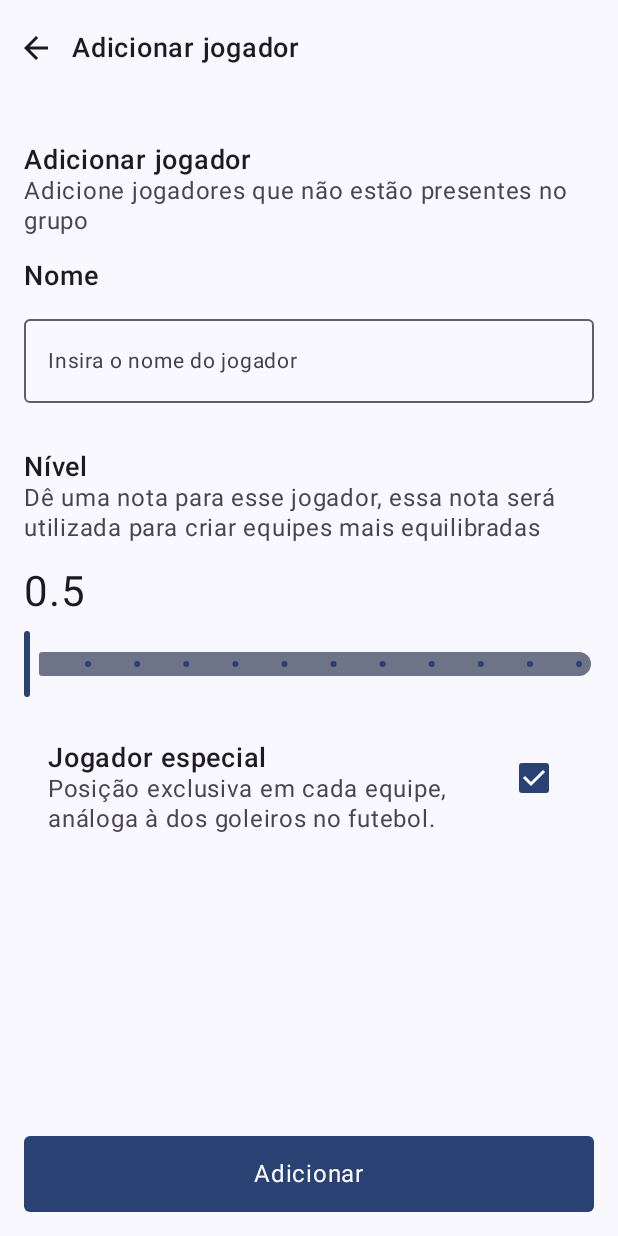
After one commit to andreesperanca/camisa_nove, an Android app built with Jetpack Compose: the composable AddPlayerScreen shown on its own in the app's theme, on a phone screen of 412 x 824 dp. The commit adds this screen. Run offline under Robolectric (Android 15) with nearby library versions, the phone set to English and light mode, and no system bars; libraries missing offline, so code that uses them is left out: com.example.compose; 6 statements that could not run were skipped.

```diff
--- a/app/src/main/AndroidManifest.xml
+++ b/app/src/main/AndroidManifest.xml
@@ -20,6 +20,7 @@
             android:name=".MainActivity"
             android:exported="true"
             android:label="@string/app_name"
+            android:windowSoftInputMode="adjustResize"
             android:theme="@style/Theme.CamisaNove">
             <intent-filter>
                 <action android:name="android.intent.action.MAIN" />
--- a/app/src/main/java/com/andreesperanca/camisanove/MainActivity.kt
+++ b/app/src/main/java/com/andreesperanca/camisanove/MainActivity.kt
@@ -9,9 +9,7 @@ import androidx.compose.material3.Surface
 import androidx.compose.runtime.Composable
 import androidx.compose.ui.Modifier
 import androidx.compose.ui.tooling.preview.Preview
-import com.andreesperanca.camisanove.screen.MainScreen
-import com.andreesperanca.feature_balanced_team.ui.screens.PlayersScreen
-import com.andreesperanca.feature_balanced_team.ui.screens.SettingsBalancedTeams
+import com.andreesperanca.feature_balanced_team.ui.screens.BalancedTeamsScreen
 import com.andreesperanca.ui_components.theme.C9Theme
 
 class MainActivity : ComponentActivity() {
@@ -23,7 +21,7 @@ class MainActivity : ComponentActivity() {
                 Surface(modifier = Modifier.fillMaxSize(), color = MaterialTheme.colorScheme.background) {
 //                    PlayersScreen()
 //                    MainScreen()
-                    SettingsBalancedTeams()
+                    BalancedTeamsScreen()
                 }
             }
         }
--- /dev/null
+++ b/feature_balanced_team/src/main/java/com/andreesperanca/feature_balanced_team/model/Team.kt
@@ -0,0 +1,6 @@
+package com.andreesperanca.feature_balanced_team.model
+
+data class Team(
+    val name: String,
+    val players: List<Player>
+)
--- /dev/null
+++ b/feature_balanced_team/src/main/java/com/andreesperanca/feature_balanced_team/ui/screens/AddPlayerScreen.kt
@@ -0,0 +1,244 @@
+package com.andreesperanca.feature_balanced_team.ui.screens
+
+import androidx.compose.foundation.background
+import androidx.compose.foundation.layout.Box
+import androidx.compose.foundation.layout.Column
+import androidx.compose.foundation.layout.PaddingValues
+import androidx.compose.foundation.layout.fillMaxHeight
+import androidx.compose.foundation.layout.fillMaxSize
+import androidx.compose.foundation.layout.fillMaxWidth
+import androidx.compose.foundation.layout.padding
+import androidx.compose.foundation.rememberScrollState
+import androidx.compose.foundation.verticalScroll
+import androidx.compose.material3.Checkbox
+import androidx.compose.material3.ExperimentalMaterial3Api
+import androidx.compose.material3.Icon
+import androidx.compose.material3.ListItem
+import androidx.compose.material3.ListItemDefaults
+import androidx.compose.material3.MaterialTheme
+import androidx.compose.material3.OutlinedTextField
+import androidx.compose.material3.Scaffold
+import androidx.compose.material3.Slider
+import androidx.compose.material3.SliderDefaults
+import androidx.compose.material3.SliderState
+import androidx.compose.material3.Text
+import androidx.compose.material3.TopAppBar
+import androidx.compose.material3.TopAppBarDefaults
+import androidx.compose.runtime.Composable
+import androidx.compose.runtime.getValue
+import androidx.compose.runtime.mutableFloatStateOf
+import androidx.compose.runtime.mutableStateOf
+import androidx.compose.runtime.remember
+import androidx.compose.runtime.setValue
+import androidx.compose.ui.Alignment
+import androidx.compose.ui.Modifier
+import androidx.compose.ui.res.dimensionResource
+import androidx.compose.ui.res.painterResource
+import androidx.compose.ui.res.stringResource
+import androidx.compose.ui.tooling.preview.Preview
+import com.andreesperanca.feature_balanced_team.R
+import com.andreesperanca.ui_components.components.buttons.ButtonLarge
+import com.andreesperanca.ui_components.components.texts.DescriptionMedium
+import com.andreesperanca.ui_components.components.texts.HeaderLarge
+import com.andreesperanca.ui_components.components.texts.TitleMedium
+import com.andreesperanca.ui_components.theme.C9Theme
+import com.example.compose.md_theme_light_surfaceContainer
+
+@OptIn(ExperimentalMaterial3Api::class)
+@Composable
+fun AddPlayerScreen(modifier: Modifier = Modifier) {
+
+    var levelBalanced by remember { mutableStateOf(true) }
+
+    var nameEditText by remember { mutableStateOf("") }
+
+    var levelSlider by remember { mutableFloatStateOf(0.5f) }
+
+    Box(
+        modifier = Modifier
+            .fillMaxSize()
+    ) {
+
+        Scaffold(
+            topBar = {
+                TopAppBar(
+                    colors = TopAppBarDefaults.topAppBarColors(
+                        containerColor = md_theme_light_surfaceContainer
+                    ),
+                    title = {
+                        TitleMedium(text = stringResource(R.string.feature_balanced_team_add_player))
+                    },
+                    navigationIcon = {
+                        Icon(
+                            modifier = Modifier.padding(PaddingValues(dimensionResource(id = R.dimen.padding_small))),
+                            tint = MaterialTheme.colorScheme.onSurface,
+                            painter = painterResource(id = com.andreesperanca.ui_components.R.drawable.ic_back),
+                            contentDescription = stringResource(R.string.feature_balanced_team_back_button_description)
+                        )
+                    }
+                )
+            },
+            content = {
+                Column(
+                    modifier = modifier
+                        .fillMaxWidth()
+                        .fillMaxHeight()
+                        .background(MaterialTheme.colorScheme.surface)
+                        .align(Alignment.TopCenter)
+                        .padding(it)
+                        .verticalScroll(rememberScrollState())
+                ) {
+
+                    TitleMedium(
+                        modifier = Modifier
+                            .padding(
+                                top = dimensionResource(id = R.dimen.padding_large),
+                                start = dimensionResource(
+                                    id = R.dimen.padding_medium
+                                )
+                            )
+                            .fillMaxWidth(),
+                        text = stringResource(
+                            id = R.string.feature_balanced_add_player_title
+                        )
+                    )
+
+                    DescriptionMedium(
+                        modifier = Modifier
+                            .fillMaxWidth()
+                            .padding(
+                                start = dimensionResource(R.dimen.padding_medium),
+                                end = dimensionResource(R.dimen.padding_medium)
+                            ),
+                        text = stringResource(R.string.feature_balanced_add_player_description)
+                    )
+
+
+                    TitleMedium(
+                        modifier = Modifier
+                            .padding(
+                                top = dimensionResource(id = R.dimen.padding_medium),
+                                start = dimensionResource(
+                                    id = R.dimen.padding_medium
+                                )
+                            )
+                            .fillMaxWidth(),
+                        text = stringResource(
+                            id = R.string.feature_balanced_name
+                        )
+                    )
+
+                    OutlinedTextField(modifier = Modifier
+                        .fillMaxWidth()
+                        .padding(
+                            top = dimensionResource(id = R.dimen.padding_small),
+                            start = dimensionResource(id = R.dimen.padding_medium),
+                            end = dimensionResource(id = R.dimen.padding_medium)
+                        ),
+                        label = {
+                            Text(
+                                style = MaterialTheme.typography.bodySmall,
+                                text = stringResource(id = R.string.feature_balanced_insert_player_name))
+                                },
+                        value = nameEditText,
+                        onValueChange = { string ->
+                            nameEditText = string
+                        })
+
+                    TitleMedium(
+                        modifier = Modifier
+                            .padding(
+                                top = dimensionResource(id = R.dimen.padding_large),
+                                start = dimensionResource(
+                                    id = R.dimen.padding_medium
+                                )
+                            )
+                            .fillMaxWidth(),
+                        text = stringResource(
+                            id = R.string.feature_balanced_level_title
+                        )
+                    )
+
+                    DescriptionMedium(
+                        modifier = Modifier
+                            .fillMaxWidth()
+                            .padding(
+                                start = dimensionResource(R.dimen.padding_medium),
+                                end = dimensionResource(R.dimen.padding_medium)
+                            ),
+                        text = stringResource(R.string.feature_balanced_level_description)
+                    )
+
+                    HeaderLarge(
+                        modifier = Modifier.padding(
+                            top = dimensionResource(id = R.dimen.padding_medium),
+                            start = dimensionResource(id = R.dimen.padding_medium)
+                        ),
+                        text = levelSlider.toString()
+                    )
+
+                    Slider(
+                        modifier = Modifier.padding(
+                            top = dimensionResource(id = R.dimen.padding_small),
+                            start = dimensionResource(id = R.dimen.padding_medium),
+                            end = dimensionResource(id = R.dimen.padding_medium)
+                        ),
+                        value = levelSlider,
+                        onValueChange = { levelSlider = it },
+                        colors = SliderDefaults.colors(),
+                        steps = 10,
+                        valueRange = 0.5f..10f
+                    )
+
+                    ListItem(
+                        modifier = Modifier.padding(
+                            top = dimensionResource(id = R.dimen.padding_medium),
+                            start = dimensionResource(id = R.dimen.padding_medium),
+                            end = dimensionResource(id = R.dimen.padding_medium),
+                            bottom = dimensionResource(id = R.dimen.padding_large)
+                        ),
+                        headlineContent = {
+                            TitleMedium(
+                                text = stringResource(id = R.string.feature_balanced_special_player_title)
+                            )
+                        },
+                        supportingContent = {
+                            DescriptionMedium(text = stringResource(id = R.string.feature_balanced_special_player_description))
+                        },
+                        trailingContent = {
+                            Checkbox(
+                                levelBalanced,
+                                onCheckedChange = {
+                                    levelBalanced = !levelBalanced
+                                })
+                        },
+                        colors = ListItemDefaults.colors(
+                            containerColor = md_theme_light_surfaceContainer
+                        )
+                    )
+                }
+
+            },
+            bottomBar = {
+                ButtonLarge(
+                    modifier = Modifier
+                        .padding(bottom = dimensionResource(id = R.dimen.padding_medium))
+                        .align(Alignment.BottomCenter),
+                    onClickCta = {
+
+                    },
+                    title = stringResource(id = R.string.feature_balanced_add_player),
+                )
+            }
+
+        )
+    }
+}
+
+@Preview
+@Composable
+fun AddPlayerScreenPreview() {
+    C9Theme {
+        AddPlayerScreen()
+    }
+}
--- a/feature_balanced_team/src/main/res/values/strings.xml
+++ b/feature_balanced_team/src/main/res/values/strings.xml
@@ -15,4 +15,16 @@
     <string name="feature_balanced_use_levels_title">Utiizar níveis</string>
     <string name="feature_balanced_use_levels_description">Divisão utilizará os níveis dos jogadores para dividir equipes\n</string>
     <string name="feature_balanced_apply">Aplicar</string>
+    <string name="feature_balanced_team_add_player">Adicionar jogador</string>
+    <string name="feature_balanced_add_player_title">Adicionar jogador</string>
+    <string name="feature_balanced_add_player_description">Adicione jogadores que não estão presentes  no grupo</string>
+    <string name="feature_balanced_name">Nome</string>
+    <string name="feature_balanced_insert_player_name">Insira o nome do jogador</string>
+    <string name="feature_balanced_level_title">Nível</string>
+    <string name="feature_balanced_level_description">Dê uma nota para esse jogador, essa nota será utilizada para criar equipes mais equilibradas</string>
+    <string name="feature_balanced_special_player_title">Jogador especial</string>
+    <string name="feature_balanced_special_player_description">Posição exclusiva em cada equipe, análoga à dos goleiros no futebol.</string>
+    <string name="feature_balanced_add_player">Adicionar</string>
+    <string name="feature_balanced_team_name">Time %s</string>
+    <string name="feature_balanced_team_description">Pontuação da equipe [ %s ]</string>
 </resources>
--- a/ui_components/src/main/java/com/andreesperanca/ui_components/components/texts/DescriptionMedium.kt
+++ b/ui_components/src/main/java/com/andreesperanca/ui_components/components/texts/DescriptionMedium.kt
@@ -1,12 +1,9 @@
 package com.andreesperanca.ui_components.components.texts
 
-import androidx.compose.foundation.layout.fillMaxWidth
-import androidx.compose.foundation.layout.padding
 import androidx.compose.material3.Text
 import androidx.compose.runtime.Composable
 import androidx.compose.ui.Modifier
 import androidx.compose.ui.graphics.Color
-import androidx.compose.ui.unit.dp
 import androidx.compose.ui.unit.sp
 
 @Composable
--- /dev/null
+++ b/ui_components/src/main/res/drawable/ic_close.xml
@@ -0,0 +1,5 @@
+<vector android:height="24dp" android:tint="#000000"
+    android:viewportHeight="24" android:viewportWidth="24"
+    android:width="24dp" xmlns:android="http://schemas.android.com/apk/res/android">
+    <path android:fillColor="@android:color/white" android:pathData="M19,6.41L17.59,5 12,10.59 6.41,5 5,6.41 10.59,12 5,17.59 6.41,19 12,13.41 17.59,19 19,17.59 13.41,12z"/>
+</vector>
--- /dev/null
+++ b/ui_components/src/main/res/drawable/ic_share.xml
@@ -0,0 +1,5 @@
+<vector android:height="24dp" android:tint="#000000"
+    android:viewportHeight="24" android:viewportWidth="24"
+    android:width="24dp" xmlns:android="http://schemas.android.com/apk/res/android">
+    <path android:fillColor="@android:color/white" android:pathData="M18,16.08c-0.76,0 -1.44,0.3 -1.96,0.77L8.91,12.7c0.05,-0.23 0.09,-0.46 0.09,-0.7s-0.04,-0.47 -0.09,-0.7l7.05,-4.11c0.54,0.5 1.25,0.81 2.04,0.81 1.66,0 3,-1.34 3,-3s-1.34,-3 -3,-3 -3,1.34 -3,3c0,0.24 0.04,0.47 0.09,0.7L8.04,9.81C7.5,9.31 6.79,9 6,9c-1.66,0 -3,1.34 -3,3s1.34,3 3,3c0.79,0 1.5,-0.31 2.04,-0.81l7.12,4.16c-0.05,0.21 -0.08,0.43 -0.08,0.65 0,1.61 1.31,2.92 2.92,2.92 1.61,0 2.92,-1.31 2.92,-2.92s-1.31,-2.92 -2.92,-2.92z"/>
+</vector>
```
Also changed, not shown: feature_balanced_team/src/main/java/com/andreesperanca/feature_balanced_team/data/MockData.kt (+8 -0 lines), feature_balanced_team/src/main/java/com/andreesperanca/feature_balanced_team/ui/components/TeamItem.kt (added, +69 -0 lines), feature_balanced_team/src/main/java/com/andreesperanca/feature_balanced_team/ui/screens/BalancedTeamsScreen.kt (added, +64 -0 lines), feature_balanced_team/src/main/java/com/andreesperanca/feature_balanced_team/ui/screens/SettingsBalancedTeamsScreen.kt (renamed from feature_balanced_team/src/main/java/com/andreesperanca/feature_balanced_team/ui/screens/SettingsBalancedTeams.kt, +2 -12 lines).
